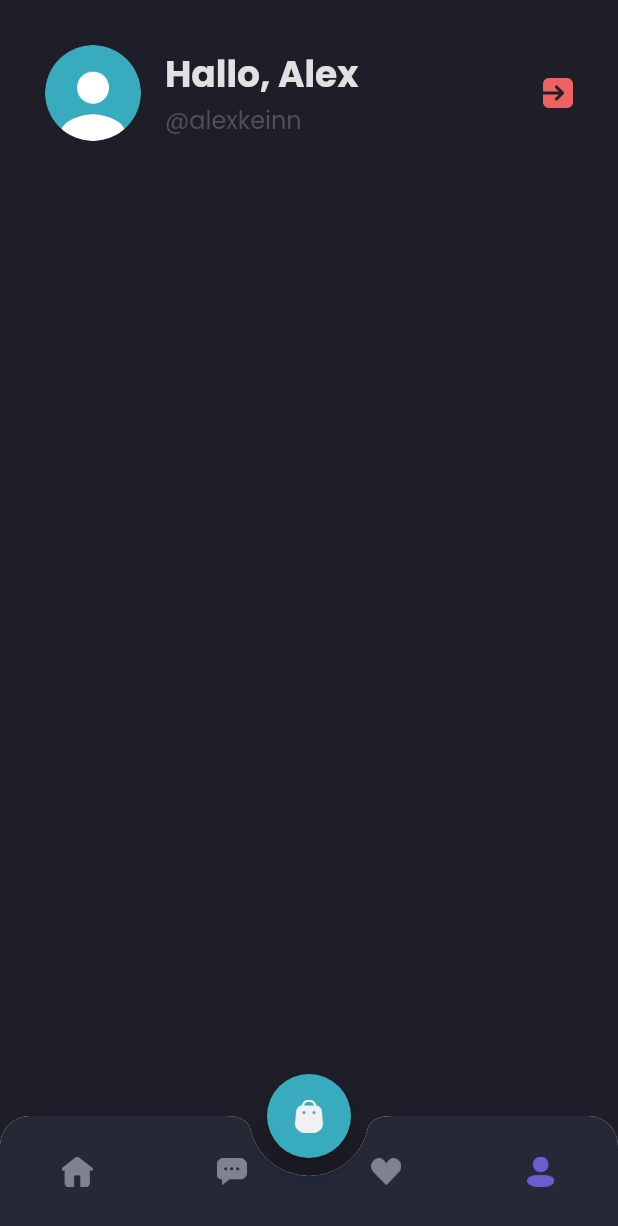
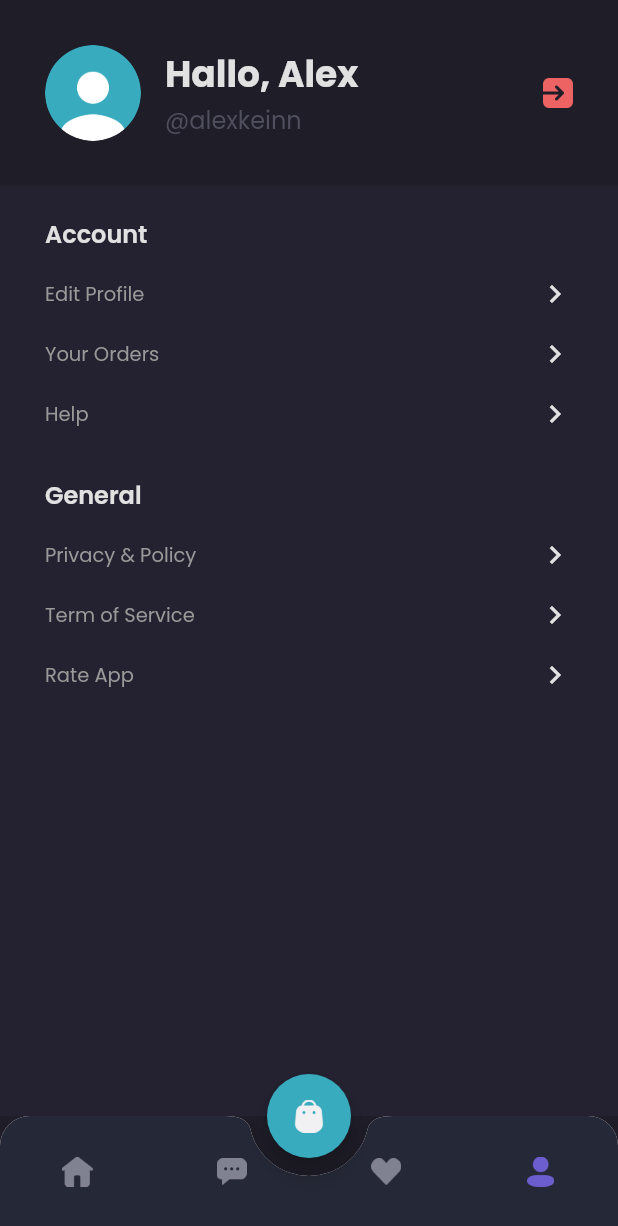
Before and after one commit to sabilimaulana/shamo-flutter, a Flutter app: the MainPage screen opened by its route, item 4 of the bottom bar chosen, on a phone screen of 412 x 824 dp. Shown: the top 1226 px of the screen. Run offline on Flutter 3.47's test engine with Material 2 defaults, Android fonts, the phone set to English and light mode, and no system bars; our stand-ins replace google_fonts.

Commit message:
Slicing : Profile Page Bagian Content

```diff
--- a/lib/pages/home/profile_page.dart
+++ b/lib/pages/home/profile_page.dart
@@ -56,10 +56,76 @@ class ProfilePage extends StatelessWidget {
     );
   }
 
+  Widget menuItem(String text) {
+    return Container(
+      margin: EdgeInsets.only(
+        top: 16,
+      ),
+      child: Row(
+        mainAxisAlignment: MainAxisAlignment.spaceBetween,
+        children: [
+          Text(
+            text,
+            style: secondaryTextStyle.copyWith(fontSize: 13),
+          ),
+          Icon(
+            Icons.chevron_right,
+            color: primaryTextColor,
+          )
+        ],
+      ),
+    );
+  }
+
+  Widget content() {
+    return Expanded(
+      child: Container(
+        width: double.infinity,
+        padding: EdgeInsets.symmetric(
+          horizontal: defaultMargin,
+        ),
+        decoration: BoxDecoration(
+          color: backgroundColor3,
+        ),
+        child: Column(
+          crossAxisAlignment: CrossAxisAlignment.start,
+          children: [
+            SizedBox(
+              height: 20,
+            ),
+            Text(
+              'Account',
+              style: primaryTextStyle.copyWith(
+                fontSize: 16,
+                fontWeight: semiBold,
+              ),
+            ),
+            menuItem('Edit Profile'),
+            menuItem('Your Orders'),
+            menuItem('Help'),
+            SizedBox(
+              height: 30,
+            ),
+            Text(
+              'General',
+              style: primaryTextStyle.copyWith(
+                fontSize: 16,
+                fontWeight: semiBold,
+              ),
+            ),
+            menuItem('Privacy & Policy'),
+            menuItem('Term of Service'),
+            menuItem('Rate App'),
+          ],
+        ),
+      ),
+    );
+  }
+
   @override
   Widget build(BuildContext context) {
     return Column(
-      children: [header()],
+      children: [header(), content()],
     );
   }
 }
```
